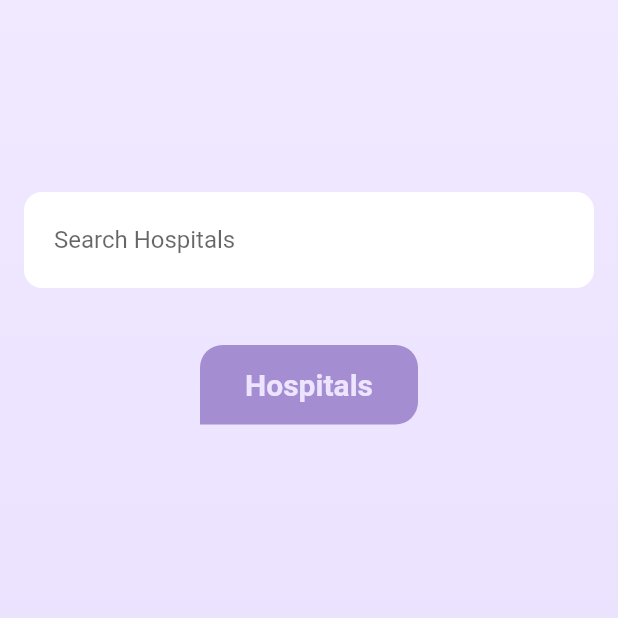
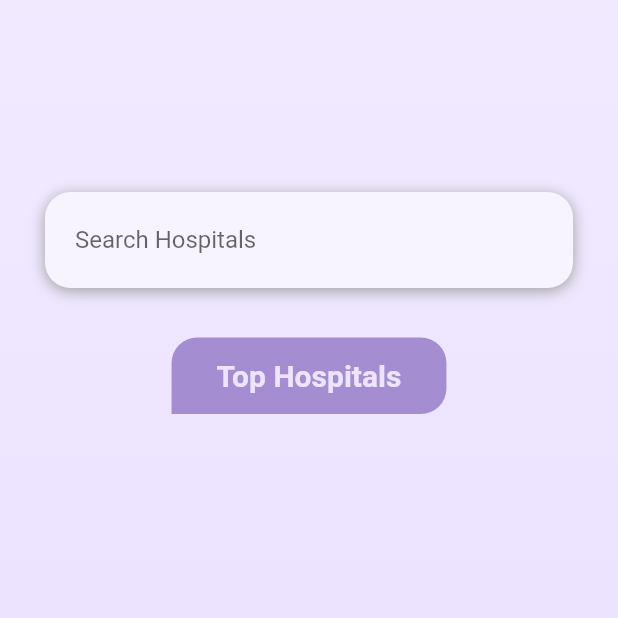
Before and after one commit to anandcharukesan/DocSpot, a Flutter app: the screen it shows after launch, on a phone screen of 412 x 824 dp, the top half of it. Run offline on Flutter 3.47's test engine with Material 2 defaults, Android fonts, the phone set to English and light mode, and no system bars; network calls fail.

Commit message:
UI update

```diff
--- a/lib/doctor_list_screen.dart
+++ b/lib/doctor_list_screen.dart
@@ -22,7 +22,7 @@ class _DoctorListScreenState extends State<DoctorListScreen> {
   }
 
   Future<void> fetchDoctors() async {
-    final response = await http.get(Uri.parse('https://298b-117-250-228-98.ngrok-free.appapi/hospitals/${widget.hospitalId}/departments/${widget.departmentId}/doctors/'));
+    final response = await http.get(Uri.parse('http://192.168.137.1:8000/api/hospitals/${widget.hospitalId}/departments/${widget.departmentId}/doctors/'));
     if (response.statusCode == 200) {
       doctors = jsonDecode(response.body);
       setState(() {});
--- a/lib/hospital_details_screen.dart
+++ b/lib/hospital_details_screen.dart
@@ -23,7 +23,7 @@ class _HospitalDetailsScreenState extends State<HospitalDetailsScreen> {
   }
 
   Future<void> fetchDepartments() async {
-    final response = await http.get(Uri.parse('https://298b-117-250-228-98.ngrok-free.appapi/hospitals/${widget.hospitalId}/departments/'));
+    final response = await http.get(Uri.parse('http://192.168.137.1:8000/api/hospitals/${widget.hospitalId}/departments/'));
     if (response.statusCode == 200) {
       departments = jsonDecode(response.body);
       setState(() {});
--- a/lib/hospital_list_screen.dart
+++ b/lib/hospital_list_screen.dart
@@ -36,7 +36,7 @@ class _HospitalListScreenState extends State<HospitalListScreen> {
   }
 
   Future<void> fetchHospitals() async {
-    final response = await http.get(Uri.parse('https://298b-117-250-228-98.ngrok-free.app/api/hospitals/'));
+    final response = await http.get(Uri.parse('http://192.168.137.1:8000/api/hospitals/'));
     if (response.statusCode == 200) {
       hospitals = jsonDecode(response.body);
       setState(() {});
@@ -53,7 +53,7 @@ class _HospitalListScreenState extends State<HospitalListScreen> {
           gradient: LinearGradient(
             begin: Alignment.topCenter,
             end: Alignment.bottomCenter,
-            colors: [Color(0xFFf0e9ff), Color(0xFFe7dcff)],
+            colors: [Color(0xFFf1eaff), Color(0xFFe7dcff)],
           ),
         ),
         child: CustomScrollView(
@@ -61,19 +61,31 @@ class _HospitalListScreenState extends State<HospitalListScreen> {
             SliverPadding(
               padding: EdgeInsets.all(8.0),
               sliver: SliverToBoxAdapter(
+                child: Padding(
+                  padding: EdgeInsets.symmetric( horizontal: 22.0),
                   child: Container(
-                  margin: EdgeInsets.only(left: 8, top: 120, right: 8, bottom: 30),
+                    margin: EdgeInsets.only( top: 120, bottom: 25),
                     padding: EdgeInsets.symmetric(horizontal: 20.0, vertical: 8),
                     decoration: BoxDecoration(
-                    color: Colors.white, // Background color of the search bar
-                    borderRadius: BorderRadius.circular(12.0),
+                      boxShadow: [
+                        BoxShadow(
+                          color: Colors.grey, // Shadow color
+                          offset: Offset(0, 2), // Offset of the shadow (horizontal, vertical)
+                          blurRadius: 8, // Blur radius of the shadow
+                          spreadRadius: 0, // Spread radius of the shadow
+                        ),
+                      ],
+                      color: Color(0xFFf8f4ff), // Background color of the search bar
+                      borderRadius: BorderRadius.circular(17.0),
                     ),
                     child: TextField(
+                      cursorColor: Colors.grey,
                       controller: searchController,
                       decoration: InputDecoration(
                         hintText: 'Search Hospitals',
                         border: InputBorder.none,
 
+                      ),
                     ),
                   ),
                 ),
@@ -85,12 +97,12 @@ class _HospitalListScreenState extends State<HospitalListScreen> {
                   margin: EdgeInsets.only(bottom: 20),
                   decoration: BoxDecoration(
                       color: Color(0xFFa48dd0),
-                      borderRadius: BorderRadius.only(topRight: Radius.circular(15), topLeft: Radius.circular(15), bottomRight: Radius.circular(15))
+                      borderRadius: BorderRadius.only(topRight: Radius.circular(17), topLeft: Radius.circular(17), bottomRight: Radius.circular(17))
                   ),
                   child: Padding(
-                    padding: const EdgeInsets.only(top: 15, bottom: 15, right: 30, left: 30),
+                    padding: const EdgeInsets.only(top: 14, bottom: 14, right: 30, left: 30),
                     child: Text(
-                      'Hospitals',
+                      'Top Hospitals',
                       style: TextStyle(
                         color: Color(0xFFede4ff),
                         fontSize: 20.0,
@@ -108,17 +120,32 @@ class _HospitalListScreenState extends State<HospitalListScreen> {
                     (BuildContext context, int index) {
                   final hospital = hospitals[index];
                   return Padding(
-                    padding: EdgeInsets.symmetric(vertical: 3.0, horizontal: 16.0), // Add vertical padding
+                    padding: EdgeInsets.symmetric(vertical: 3.0, horizontal: 22.0), // Add vertical padding
+                    child: Container(
+                      decoration: BoxDecoration(
+                        boxShadow: [
+                          BoxShadow(
+                            color: Colors.grey.withOpacity(0.3), // Shadow color
+                            offset: Offset(0, 2), // Offset of the shadow (horizontal, vertical)
+                            blurRadius: 4, // Blur radius of the shadow
+                            spreadRadius: 0, // Spread radius of the shadow
+                          ),
+                        ],
+                         // Background color of the search bar
+                        borderRadius: BorderRadius.circular(17.0),
+                      ),
                       child: Card(
-                      elevation: 3.0,
+                        color: Color(0xFFf8f4ff),
+
                         shape: RoundedRectangleBorder(
-                        borderRadius: BorderRadius.circular(12.0),
+                          borderRadius: BorderRadius.circular(17.0),
                         ),
                         child: Container(
                           height: 90.0,
+                          child: Center(
                             child: ListTile(
                               title: Text(hospital['hospital_name']),
-                          subtitle: Text(hospital['district']),
+                              subtitle: Text(hospital['district'],style: TextStyle(color: Color(0xFFAB82FF)),),
                               onTap: () {
                                 Navigator.push(
                                   context,
@@ -130,11 +157,14 @@ class _HospitalListScreenState extends State<HospitalListScreen> {
                             ),
                           ),
                         ),
+                      ),
+                    ),
                   );
                 },
                 childCount: hospitals.length,
               ),
             ),
+
           ],
         ),
       ),
```
Lines whose indentation alone changed are shown as unchanged.
